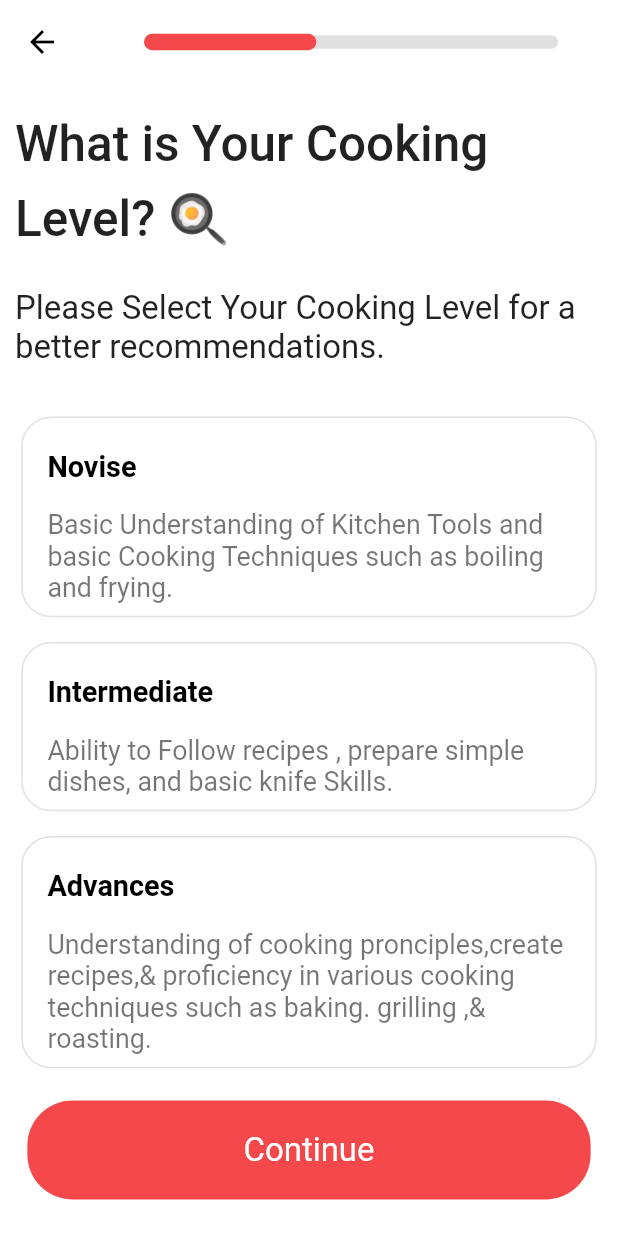
After one commit to mostaphasamir/cookpedia, a Flutter app: the SelectCountryScreen screen opened by its route, after a tap on "Continue", on a phone screen of 412 x 824 dp. The commit adds this screen. Run offline on Flutter 3.47's test engine with Material 2 defaults, Android fonts, the phone set to English and light mode, and no system bars; our stand-ins replace equatable, firebase_auth, firebase_core, flutter_bloc, get_it, google_sign_in and 1 more; accounts and stored records are empty.

Commit message:
complete cooking level screen for ui & data

```diff
--- a/lib/config/routes/app_routes.dart
+++ b/lib/config/routes/app_routes.dart
@@ -4,12 +4,14 @@ import 'package:flutter_bloc/flutter_bloc.dart';
 
 import '../../core/service/service_locator.dart';
 import '../../core/utils/app_string.dart';
+import '../../feature/walk_through/presentation/pages/cooking_level_screen.dart';
 import '../../feature/walk_through/presentation/pages/select_country_screen.dart';
 import '../../feature/walk_through/presentation/pages/welcome_screen.dart';
 
 class Routes {
   static const String initialRoute = '/';
   static const String selectCountryScreen = '/selectCountry';
+  static const String cookingLevelScreen = '/cookingLevelScreen';
 }
 
 class AppRoutes {
@@ -21,10 +23,17 @@ class AppRoutes {
         });
       case Routes.selectCountryScreen:
         return MaterialPageRoute(
-          builder: (context) =>
-              BlocProvider(
-                create: (context) => sl<WalkThroughBloc>()..add(GetCountryDataEvent()),
+          builder: (context) => BlocProvider(
+            create: (context) =>
+                sl<WalkThroughBloc>()..add(GetCountryDataEvent()),
             child: const SelectCountryScreen(),
+          ),
+        );
+      case Routes.cookingLevelScreen:
+        return MaterialPageRoute(
+          builder: (context) => BlocProvider(
+            create: (context) => sl<WalkThroughBloc>()..add(GetCookingLevelDataEvent()),
+            child: const CookingLevelScreen(),
           ),
         );
 
@@ -42,8 +51,7 @@ class AppRoutes {
 
   static Route<dynamic> undefinedRoute() {
     return MaterialPageRoute(
-        builder: ((context) =>
-        const Scaffold(
+        builder: ((context) => const Scaffold(
               body: Center(
                 child: Text(AppStrings.noRouteFound),
               ),
--- a/lib/config/themes/app_light_theme.dart
+++ b/lib/config/themes/app_light_theme.dart
@@ -14,10 +14,15 @@ ThemeData appLightTheme() {
       titleMedium: TextStyle(
         fontSize: 14.sp,
         color: Colors.black,
+        fontWeight: FontWeight.w600,
         height: 1.5.sp,
       ),
       bodyMedium: TextStyle(
         fontSize: 16.sp,
+        fontWeight: FontWeight.w400
+      ),
+      bodySmall: TextStyle(
+        fontSize: 13.sp,
         fontWeight: FontWeight.w400
       ),
     ),
--- a/lib/core/service/service_locator.dart
+++ b/lib/core/service/service_locator.dart
@@ -6,6 +6,7 @@ import 'package:get_it/get_it.dart';
 import '../../feature/walk_through/data/data_sources/local_data_source/walkthrough_local_data_source.dart';
 import '../../feature/walk_through/data/repositories/walkthrough_repository.dart';
 import '../../feature/walk_through/domain/use_cases/get_all_country.dart';
+import '../../feature/walk_through/domain/use_cases/get_cooking_level_data_usecase.dart';
 import '../../feature/walk_through/domain/use_cases/login_with_google_usecase.dart';
 import '../../feature/walk_through/domain/use_cases/search_country_usecase.dart';
 
@@ -16,12 +17,13 @@ class ServiceLocator{
   void init(){
 
     ///bloc
-    sl.registerFactory(() => WalkThroughBloc(sl(),sl(),sl()));
+    sl.registerFactory(() => WalkThroughBloc(sl(),sl(),sl(),sl()));
 
     ///useCase
     sl.registerLazySingleton(() => LoginWithGoogleUseCase(baseWalkthroughRepository: sl()));
     sl.registerLazySingleton(() => GetAllCountryUseCase(baseWalkthroughRepository: sl()));
     sl.registerLazySingleton(() => SearchCountryUseCase(baseWalkthroughRepository: sl()));
+    sl.registerLazySingleton(() => GetCookingLevelDataUseCase(baseWalkthroughRepository: sl()));
 
     ///repo
     sl.registerLazySingleton<BaseWalkthroughRepository>(() => WalkthroughRepository(baseWalkthroughRemoteDataSource: sl(), baseWalkthroughLocalDataSource: sl()));
--- a/lib/core/utils/app_color.dart
+++ b/lib/core/utils/app_color.dart
@@ -4,5 +4,5 @@ import 'package:flutter/material.dart';
 class AppColor {
   static Color primaryColor = HexColor("#F5484A");
   static Color grayColor = HexColor("#F5F5F5");
-
+  static Color blackColor = HexColor("#F5F5F5");
 }
--- a/lib/core/utils/app_string.dart
+++ b/lib/core/utils/app_string.dart
@@ -1,4 +1,4 @@
-class AppStrings{
+class AppStrings {
   static const String noRouteFound = "NO Route Found";
 
   //Intro
@@ -10,8 +10,12 @@ class AppStrings{
   static const String iAlreadyHaveAnAccount = "I Already Have an account";
 
   //choose Country
-static const String whichCountry ='Which country are you from? 🏳️';
-static const String pleaseSelectYourCountry ='please Select your country of origin for a better recommendation';
-static const String continuee ="Continue";
+  static const String whichCountry = 'Which country are you from? 🏳️';
+  static const String pleaseSelectYourCountry = 'please Select your country of origin for a better recommendation';
+  static const String continuee = "Continue";
+
+  //cooking level
+  static const String whatIsYourCookingLevel = "What is Your Cooking Level? 🍳" ;
+  static const String pleaseSelectCookingLevel = "Please Select Your Cooking Level for a better recommendations." ;
 
 }
--- a/lib/feature/walk_through/data/data_sources/local_data_source/walkthrough_local_data_source.dart
+++ b/lib/feature/walk_through/data/data_sources/local_data_source/walkthrough_local_data_source.dart
@@ -2,11 +2,13 @@ import 'dart:convert';
 
 import 'package:flutter/services.dart';
 
+import '../../models/cooking_level_model.dart';
 import '../../models/country_model.dart';
 
 abstract class BaseWalkthroughLocalDataSource {
   Future<List<CountryModel>> getAllCountry();
   Future<List<CountryModel>> searchCountryName(String countryName);
+  Future<List<CookingLevelModel>> getCookingLevelData();
 }
 
 class WalkthroughLocalDataSource extends BaseWalkthroughLocalDataSource{
@@ -15,8 +17,8 @@ class WalkthroughLocalDataSource extends BaseWalkthroughLocalDataSource{
     final response = await rootBundle.loadString('lib/feature/walk_through/data/data_sources/local_data_source/country.json');
     //print(response.toString());
     final List<dynamic> data =await json.decode(response);
-    final finalresult =List<CountryModel>.from(data.map((e) => CountryModel.fromJson(e)));
-    return finalresult ;
+    final finalResult =List<CountryModel>.from(data.map((e) => CountryModel.fromJson(e)));
+    return finalResult ;
   }
 
   @override
@@ -28,4 +30,12 @@ class WalkthroughLocalDataSource extends BaseWalkthroughLocalDataSource{
      return filterList ;
   }
 
+  @override
+  Future<List<CookingLevelModel>> getCookingLevelData()async {
+    final data =await rootBundle.loadString("lib/feature/walk_through/data/data_sources/local_data_source/cooking_level_data.json");
+    final decodedData = await jsonDecode(data);
+    List<CookingLevelModel> cookingData = List<CookingLevelModel>.from(decodedData.map((e)=>CookingLevelModel.fromJson(e)));
+    return cookingData ;
+  }
+
 }
--- /dev/null
+++ b/lib/feature/walk_through/data/models/cooking_level_model.dart
@@ -0,0 +1,12 @@
+import 'package:cookpedia/feature/walk_through/domain/entities/cooking_level.dart';
+
+class CookingLevelModel extends CookingLevel {
+  const CookingLevelModel({required super.title, required super.description});
+
+  factory CookingLevelModel.fromJson(Map<String, dynamic> jsonData) {
+    return CookingLevelModel(
+      title: jsonData['title'],
+      description: jsonData['description'],
+    );
+  }
+}
--- a/lib/feature/walk_through/data/repositories/walkthrough_repository.dart
+++ b/lib/feature/walk_through/data/repositories/walkthrough_repository.dart
@@ -1,8 +1,10 @@
 import 'package:cookpedia/feature/walk_through/data/data_sources/remote_data_source/walkthrough_remote_data_source.dart';
+import 'package:cookpedia/feature/walk_through/data/models/cooking_level_model.dart';
 import 'package:cookpedia/feature/walk_through/domain/entities/country.dart';
 import 'package:cookpedia/feature/walk_through/domain/repositories/base_walkthrough_repository.dart';
 import 'package:firebase_auth/firebase_auth.dart';
 
+import '../../domain/entities/cooking_level.dart';
 import '../data_sources/local_data_source/walkthrough_local_data_source.dart';
 
 class WalkthroughRepository extends BaseWalkthroughRepository {
@@ -28,5 +30,9 @@ class WalkthroughRepository extends BaseWalkthroughRepository {
     return await baseWalkthroughLocalDataSource.searchCountryName(countryName);
   }
 
+  @override
+  Future<List<CookingLevel>> getCookingLevelData()async{
+    return await baseWalkthroughLocalDataSource.getCookingLevelData();
+  }
 
 }
--- /dev/null
+++ b/lib/feature/walk_through/domain/entities/cooking_level.dart
@@ -0,0 +1,15 @@
+import 'package:equatable/equatable.dart';
+
+class CookingLevel extends Equatable {
+  final String title;
+
+  final String description;
+
+  const CookingLevel({
+    required this.title,
+    required this.description,
+  });
+
+  @override
+  List<Object> get props => [title, description];
+}
--- a/lib/feature/walk_through/domain/repositories/base_walkthrough_repository.dart
+++ b/lib/feature/walk_through/domain/repositories/base_walkthrough_repository.dart
@@ -1,3 +1,4 @@
+import 'package:cookpedia/feature/walk_through/domain/entities/cooking_level.dart';
 import 'package:cookpedia/feature/walk_through/domain/entities/country.dart';
 import 'package:firebase_auth/firebase_auth.dart';
 
@@ -5,4 +6,5 @@ abstract class BaseWalkthroughRepository {
   Future<UserCredential> loginWithGoogle();
   Future<List<Country>> getAllCountry();
   Future<List<Country>>searchCountryName(String countryName);
+  Future<List<CookingLevel>>getCookingLevelData();
 }
--- /dev/null
+++ b/lib/feature/walk_through/domain/use_cases/get_cooking_level_data_usecase.dart
@@ -0,0 +1,14 @@
+import 'package:cookpedia/feature/walk_through/domain/entities/cooking_level.dart';
+import 'package:cookpedia/feature/walk_through/domain/repositories/base_walkthrough_repository.dart';
+
+class GetCookingLevelDataUseCase {
+  final BaseWalkthroughRepository baseWalkthroughRepository ;
+
+  const GetCookingLevelDataUseCase({
+    required this.baseWalkthroughRepository,
+  });
+
+  Future<List<CookingLevel>>call(){
+    return baseWalkthroughRepository.getCookingLevelData();
+  }
+}
--- a/lib/feature/walk_through/presentation/controller/walk_through_bloc.dart
+++ b/lib/feature/walk_through/presentation/controller/walk_through_bloc.dart
@@ -7,7 +7,9 @@ import 'package:flutter/foundation.dart';
 import 'package:flutter_bloc/flutter_bloc.dart';
 
 import '../../data/models/country_model.dart';
+import '../../domain/entities/cooking_level.dart';
 import '../../domain/use_cases/get_all_country.dart';
+import '../../domain/use_cases/get_cooking_level_data_usecase.dart';
 import '../../domain/use_cases/login_with_google_usecase.dart';
 import '../../domain/use_cases/search_country_usecase.dart';
 
@@ -19,11 +21,14 @@ class WalkThroughBloc extends Bloc<WalkThroughEvent, WalkThroughState> {
   final LoginWithGoogleUseCase loginWithGoogleUseCase ;
   final GetAllCountryUseCase getAllCountryUseCase ;
   final SearchCountryUseCase searchCountryUseCase ;
-  WalkThroughBloc(this.loginWithGoogleUseCase,this.getAllCountryUseCase, this.searchCountryUseCase) : super(WalkThroughInitial()) {
+  final GetCookingLevelDataUseCase getCookingLevelDataUseCase ;
+  WalkThroughBloc(this.loginWithGoogleUseCase,this.getAllCountryUseCase, this.searchCountryUseCase,this.getCookingLevelDataUseCase) : super(WalkThroughInitial()) {
     on<LoginWithGoogleEvent>(loginWithGoogleEvent);
     on<GoToGetStartedEvent>(goToGetStartedEvent);
     on<GetCountryDataEvent>(getCountryDataEvent);
+    on<SelectCountryEvent>(selectCountryEvent);
     on<SearchCountryEvent>(searchCountryEvent);
+    on<GetCookingLevelDataEvent>(getCookingLevelDataEvent);
   }
   Future<FutureOr<void>> loginWithGoogleEvent(LoginWithGoogleEvent event, Emitter<WalkThroughState> emit) async {
     final UserCredential user =await loginWithGoogleUseCase();
@@ -47,4 +52,16 @@ class WalkThroughBloc extends Bloc<WalkThroughEvent, WalkThroughState> {
     emit(LoadedCountryState(countries:  filterList as List<CountryModel>));
   }
 
+
+  FutureOr<void> selectCountryEvent(SelectCountryEvent event, Emitter<WalkThroughState> emit) {
+    final loadedState = state as LoadedCountryState ;
+    print(event.selectedIndex);
+    emit(loadedState.copyWith(selectedIndex: event.selectedIndex));
+  }
+
+  FutureOr<void> getCookingLevelDataEvent(GetCookingLevelDataEvent event, Emitter<WalkThroughState> emit) async{
+    emit(GetCookingLevelDataLoadingState());
+    final List<CookingLevel> cookingLevelData = await getCookingLevelDataUseCase();
+    emit(GetCookingLevelDataSuccessfulState(cookingLevelData:cookingLevelData ));
+  }
 }
--- a/lib/feature/walk_through/presentation/controller/walk_through_event.dart
+++ b/lib/feature/walk_through/presentation/controller/walk_through_event.dart
@@ -13,8 +13,18 @@ class GoToGetStartedEvent extends WalkThroughEvent {}
 
 class GetCountryDataEvent extends WalkThroughEvent {}
 
+class SelectCountryEvent extends WalkThroughEvent {
+  final int selectedIndex ;
+
+  const SelectCountryEvent({
+    required this.selectedIndex,
+  });
+}
+
 class SearchCountryEvent extends WalkThroughEvent{
   final String country ;
 
   const SearchCountryEvent(this.country);
 }
+
+class GetCookingLevelDataEvent extends WalkThroughEvent {}
--- a/lib/feature/walk_through/presentation/controller/walk_through_state.dart
+++ b/lib/feature/walk_through/presentation/controller/walk_through_state.dart
@@ -3,8 +3,6 @@ part of 'walk_through_bloc.dart';
 abstract class WalkThroughState extends Equatable {
   const WalkThroughState();
 
-  @override
-  List<Object> get props => [];
 }
 
 class WalkThroughInitial extends WalkThroughState {
@@ -12,24 +10,73 @@ class WalkThroughInitial extends WalkThroughState {
   List<Object> get props => [];
 }
 
-class LoginWithGoogleSuccessState extends WalkThroughState {}
+class LoginWithGoogleSuccessState extends WalkThroughState {
+  @override
+  List<Object?> get props => [];
+}
 
-class LoginWithGoogleErrorState extends WalkThroughState {}
+class LoginWithGoogleErrorState extends WalkThroughState {
+  @override
+  List<Object?> get props => [];
+}
 
-class LoadingCountryState extends WalkThroughState {}
+class LoadingCountryState extends WalkThroughState {
+  @override
+  List<Object?> get props => [];
+}
 
 class LoadedCountryState extends WalkThroughState {
   final List<CountryModel> countries;
+  final int? selectedIndex;
 
-  const LoadedCountryState({
-    required this.countries,
-  });
+  const LoadedCountryState({required this.countries, this.selectedIndex});
+
+  LoadedCountryState copyWith({
+    required int selectedIndex,
+  }) {
+    return LoadedCountryState(
+      countries: countries,
+      selectedIndex: selectedIndex,
+    );
+  }
+
+  @override
+  List<Object?> get props => [countries, selectedIndex];
 }
 
-class ErrorCountryState extends WalkThroughState {}
+class ErrorCountryState extends WalkThroughState {
+  @override
+  List<Object?> get props => [];
+}
 
 class SearchByCountryListState extends WalkThroughState {
   final List<CountryModel> countries;
 
   const SearchByCountryListState({required this.countries});
+
+  @override
+  List<Object> get props => [countries];
 }
+
+
+
+class GetCookingLevelDataLoadingState extends WalkThroughState {
+  @override
+  List<Object> get props => [];
+}
+
+class GetCookingLevelDataSuccessfulState extends WalkThroughState {
+  final List<CookingLevel> cookingLevelData;
+
+  const GetCookingLevelDataSuccessfulState({
+    required this.cookingLevelData,
+  });
+
+  @override
+  List<Object> get props => [cookingLevelData];
+}
+
+class GetCookingLevelDataErrorState extends WalkThroughState {
+  @override
+  List<Object> get props => [];
+}
--- /dev/null
+++ b/lib/feature/walk_through/presentation/pages/cooking_level_screen.dart
@@ -0,0 +1,75 @@
+import 'package:cookpedia/core/utils/app_color.dart';
+import 'package:cookpedia/feature/walk_through/presentation/controller/walk_through_bloc.dart';
+import 'package:cookpedia/feature/walk_through/presentation/widgets/cooking_level_widget.dart';
+import 'package:flutter/material.dart';
+import 'package:flutter_bloc/flutter_bloc.dart';
+
+import '../../../../core/utils/app_sizer/app_height.dart';
+import '../../../../core/utils/app_sizer/app_width.dart';
+import '../../../../core/utils/app_string.dart';
+import '../widgets/default_button.dart';
+import '../widgets/slider_appbar.dart';
+
+class CookingLevelScreen extends StatelessWidget {
+  const CookingLevelScreen({Key? key}) : super(key: key);
+
+  @override
+  Widget build(BuildContext context) {
+    return Scaffold(
+      appBar: sliderAppBar(value: .4),
+      body: Padding(
+        padding: const EdgeInsets.symmetric(horizontal: 10, vertical: 12),
+        child: Column(
+          children: [
+            Text(
+              AppStrings.whatIsYourCookingLevel,
+              style: Theme.of(context).textTheme.titleLarge,
+            ),
+            SizedBox(
+              height: AppHeight.h3,
+            ),
+            Text(
+              AppStrings.pleaseSelectCookingLevel,
+              style: Theme.of(context).textTheme.bodyMedium,
+            ),
+            SizedBox(height: AppHeight.h3,),
+            Expanded(
+              child: BlocBuilder<WalkThroughBloc, WalkThroughState>(
+                builder: (context, state) {
+                  switch (state.runtimeType) {
+                    case (GetCookingLevelDataSuccessfulState):
+                      final stateData =
+                          state as GetCookingLevelDataSuccessfulState;
+                      return ListView.builder(
+                        shrinkWrap: true,
+                        itemBuilder: (context, index) => CookingLevelWidget(cookingLevel: stateData.cookingLevelData[index]),
+                        itemCount: stateData.cookingLevelData.length,
+                      );
+                    case (GetCookingLevelDataLoadingState):
+                      return const Center(
+                        child: CircularProgressIndicator(),
+                      );
+                    case (GetCookingLevelDataErrorState):
+                      return Container(
+                        color: Colors.red,
+                      );
+                    default:
+                      return Container();
+                  }
+                },
+              ),
+            ),
+            DefaultButton(
+              onTap: () {},
+              marginHorizontal: AppWidth.w2,
+              child: const Text(
+                AppStrings.continuee,
+                style: TextStyle(color: Colors.white),
+              ),
+            ),
+          ],
+        ),
+      ),
+    );
+  }
+}
--- a/lib/feature/walk_through/presentation/pages/select_country_screen.dart
+++ b/lib/feature/walk_through/presentation/pages/select_country_screen.dart
@@ -4,6 +4,7 @@ import 'package:flutter/foundation.dart';
 import 'package:flutter/material.dart';
 import 'package:flutter_bloc/flutter_bloc.dart';
 
+import '../../../../config/routes/app_routes.dart';
 import '../../../../core/utils/app_string.dart';
 import '../controller/walk_through_bloc.dart';
 import '../widgets/country_widget.dart';
@@ -50,9 +51,6 @@ class SelectCountryScreen extends StatelessWidget {
               ),
               BlocBuilder<WalkThroughBloc, WalkThroughState>(
                 buildWhen: (previous, current) {
-                  if (kDebugMode) {
-                    print(current.runtimeType.toString());
-                  }
                   return previous != current;
                 },
                 builder: (context, state) {
@@ -66,12 +64,11 @@ class SelectCountryScreen extends StatelessWidget {
                         child: ListView.builder(
                           itemBuilder: (context, index) => GestureDetector(
                             onTap: () {
-                              //BlocProvider.of<WalkThroughBloc>(context).add(InitialEvent());
-
-                             // context.read<WalkThroughBloc>().add();
+                              BlocProvider.of<WalkThroughBloc>(context).add(SelectCountryEvent(selectedIndex: index));
                             },
                             child: countryWidget(
                               country: loadedCountryState.countries[index],
+                              selected: loadedCountryState.selectedIndex==index,
                             ),
                           ),
                           itemCount: loadedCountryState.countries.length,
@@ -100,6 +97,9 @@ class SelectCountryScreen extends StatelessWidget {
                 },
               ),
               DefaultButton(
+                onTap: () {
+                  Navigator.pushNamed(context, Routes.cookingLevelScreen);
+                },
                 marginHorizontal: AppWidth.w2,
                 child: const Text(
                   AppStrings.continuee,
--- /dev/null
+++ b/lib/feature/walk_through/presentation/widgets/cooking_level_widget.dart
@@ -0,0 +1,30 @@
+import 'package:cookpedia/feature/walk_through/domain/entities/cooking_level.dart';
+import 'package:flutter/material.dart';
+
+import '../../../../core/utils/app_sizer/app_height.dart';
+import '../../../../core/utils/app_sizer/app_width.dart';
+
+class CookingLevelWidget extends StatelessWidget {
+  final CookingLevel cookingLevel ;
+  const CookingLevelWidget({Key? key, required this.cookingLevel}) : super(key: key);
+
+  @override
+  Widget build(BuildContext context) {
+    return Container(
+      padding: EdgeInsets.symmetric(horizontal: AppWidth.w4,vertical: AppHeight.h1),
+      margin: EdgeInsets.symmetric(horizontal: AppWidth.w1,vertical: AppHeight.h1),
+      decoration: BoxDecoration(
+        border: Border.all(color: Colors.grey.shade300),
+        borderRadius: BorderRadius.circular(20),
+      ),
+      child: Column(
+        crossAxisAlignment: CrossAxisAlignment.start,
+        children: [
+          Text(cookingLevel.title,style: Theme.of(context).textTheme.titleMedium,),
+          SizedBox(height: AppHeight.h105,),
+          Text(cookingLevel.description,style: Theme.of(context).textTheme.bodySmall,),
+        ],
+      ),
+    );
+  }
+}
--- a/lib/feature/walk_through/presentation/widgets/country_widget.dart
+++ b/lib/feature/walk_through/presentation/widgets/country_widget.dart
@@ -5,12 +5,12 @@ import 'package:sizer/sizer.dart';
 import '../../../../core/utils/app_sizer/app_height.dart';
 import '../../../../core/utils/app_sizer/app_width.dart';
 
-Widget countryWidget({required Country country}) => Container(
+Widget countryWidget({required Country country,bool selected = false}) => Container(
       height: AppHeight.h8,
       width: double.infinity,
       decoration: BoxDecoration(
         borderRadius: BorderRadius.circular(12),
-        border: Border.all(color:Colors.grey.shade300),
+        border: Border.all(color:selected? Colors.red:Colors.grey.shade300),
       ),
       margin: EdgeInsets.only(bottom: AppHeight.h2),
       child: Row(
--- a/pubspec.yaml
+++ b/pubspec.yaml
@@ -36,6 +36,7 @@ flutter:
   assets:
     - assets/images/
     - lib/feature/walk_through/data/data_sources/local_data_source/country.json
+    - lib/feature/walk_through/data/data_sources/local_data_source/cooking_level_data.json
 
 
 
```
Also changed, not shown: lib/feature/walk_through/data/data_sources/local_data_source/cooking_level_data.json (added, +18 -0 lines). Lines whose indentation alone changed are shown as unchanged.
